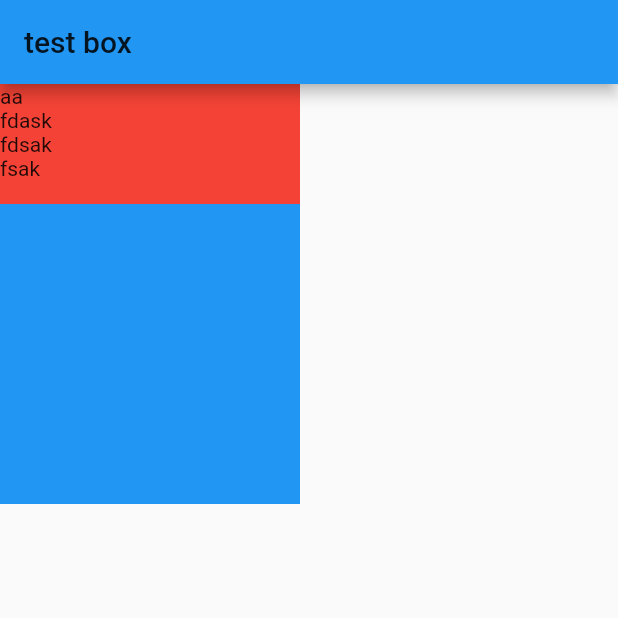
After one commit to qqzhao/flutterDemos, a Flutter app: the BoxTestPage screen opened directly, on a phone screen of 412 x 824 dp, the top half of it. The commit adds this screen. Run offline on Flutter 3.47's test engine with Material 2 defaults, Android fonts, the phone set to English and light mode, and no system bars; our stand-ins replace connectivity, device_info, flutter_svg; missing offline and left inert: gbk2utf8, mutex, objectdb; Roboto replaces fonts that are missing (rokkittFamily).

Commit message:
add BoxTestPage.

```diff
--- a/lib/config/router_config.dart
+++ b/lib/config/router_config.dart
@@ -27,6 +27,7 @@ import 'package:hello/home/base/scroll_view/list_view_1.dart';
 import 'package:hello/home/base/scroll_view/list_view_2.dart';
 import 'package:hello/home/base/scroll_view/nested_scroll_view.dart';
 import 'package:hello/home/base/scroll_view/nested_scroll_view2.dart';
+import 'package:hello/home/base/test_box.dart';
 import 'package:hello/home/base/test_mutex_page.dart';
 import 'package:hello/home/base/textfield.dart';
 import 'package:hello/home/base/ticker.dart';
@@ -47,6 +48,7 @@ List<dynamic> _globalRouters = [
     MyRouter(name: 'layoutBuild', routeName: '/base/layoutBuild', widget: new LayoutBuildTestPage()),
     MyRouter(name: 'TestField', routeName: '/base/textfield', widget: new TextFieldPage()),
     MyRouter(name: 'ListView1', routeName: '/base/listview1', widget: new ListViewPage1()),
+    MyRouter(name: 'BoxTestPage', routeName: '/base/listview1', widget: new BoxTestPage()),
     MyRouter(name: 'Future Build', routeName: '/base/flutter_build', widget: new FutureBuildPage()),
     MyRouter(name: 'Refresh Indicator', routeName: '/base/refresh_indicator', widget: new RefreshIndicatorPage()),
     MyRouter(name: 'FractionallySizedBox', routeName: '/base/fractional_sizebox', widget: new FractionallBoxPage()),
--- /dev/null
+++ b/lib/home/base/test_box.dart
@@ -0,0 +1,62 @@
+import 'package:flutter/material.dart';
+
+class BoxTestPage extends StatefulWidget {
+  @override
+  _BoxTestPageState createState() => _BoxTestPageState();
+}
+
+class _BoxTestPageState extends State<BoxTestPage> {
+  @override
+  Widget build(BuildContext context) {
+    return Scaffold(
+      appBar: AppBar(
+        title: Text('test box'),
+      ),
+      body: Test2View(),
+    );
+  }
+}
+
+class Test1View extends StatelessWidget {
+  @override
+  Widget build(BuildContext context) {
+    return Container(
+//        width: double.infinity,
+//        height: double.infinity,
+      color: Colors.red,
+      child: Center(
+        widthFactor: 1.0,
+        heightFactor: 6.0,
+        child: LayoutBuilder(builder: (context, constraint) {
+          print('constraint: ${constraint.maxHeight}--${constraint.maxWidth}');
+          print('constraint: ${constraint.minHeight}--${constraint.minWidth}');
+          return Text(
+            'aa',
+            style: TextStyle(fontSize: 100.0),
+          );
+        }),
+      ),
+    );
+  }
+}
+
+class Test2View extends StatelessWidget {
+  @override
+  Widget build(BuildContext context) {
+    return Container(
+      child: Column(
+        children: <Widget>[
+          Container(
+            constraints: BoxConstraints(minHeight: 40.0, minWidth: 200.0, maxHeight: 200.0, maxWidth: 200.0),
+            color: Colors.red,
+            child: Text('aa\nfdask\nfdsak\nfsak\n'),
+          ),
+          Container(
+            color: Colors.blue,
+            constraints: BoxConstraints(minHeight: 80.0, minWidth: 200.0, maxHeight: 200.0, maxWidth: 200.0),
+          ),
+        ],
+      ),
+    );
+  }
+}
```
